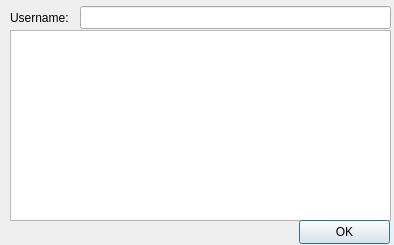
Old version of the form UserInfoDialog.ui in the repository group93492/chat-client.
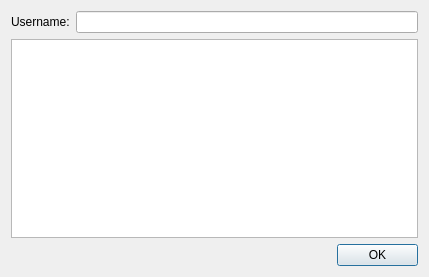
New version of the form.

Commit message: Added user info messages and handlers for them

What changed in the file:
```diff
--- a/UserInfoDialog.ui
+++ b/UserInfoDialog.ui
@@ -6,65 +6,72 @@
    <rect>
     <x>0</x>
     <y>0</y>
-    <width>394</width>
-    <height>245</height>
+    <width>429</width>
+    <height>277</height>
    </rect>
   </property>
   <property name="windowTitle">
    <string>Dialog</string>
   </property>
-  <widget class="QTextEdit" name="textEdit">
-   <property name="geometry">
-    <rect>
-     <x>10</x>
-     <y>30</y>
-     <width>381</width>
-     <height>191</height>
-    </rect>
-   </property>
-   <property name="readOnly">
-    <bool>true</bool>
-   </property>
-  </widget>
-  <widget class="QPushButton" name="pushButton">
-   <property name="geometry">
-    <rect>
-     <x>299</x>
-     <y>220</y>
-     <width>91</width>
-     <height>24</height>
-    </rect>
-   </property>
-   <property name="text">
-    <string>OK</string>
-   </property>
-  </widget>
-  <widget class="QLabel" name="usernameLabel">
-   <property name="geometry">
-    <rect>
-     <x>10</x>
-     <y>10</y>
-     <width>71</width>
-     <height>16</height>
-    </rect>
-   </property>
-   <property name="text">
-    <string>Username:</string>
-   </property>
-  </widget>
-  <widget class="QLineEdit" name="lineEdit">
-   <property name="geometry">
-    <rect>
-     <x>80</x>
-     <y>6</y>
-     <width>311</width>
-     <height>23</height>
-    </rect>
-   </property>
-   <property name="readOnly">
-    <bool>true</bool>
-   </property>
-  </widget>
+  <layout class="QHBoxLayout" name="horizontalLayout">
+   <item>
+    <layout class="QVBoxLayout" name="generalLayout" stretch="1,7,1">
+     <item>
+      <layout class="QHBoxLayout" name="usernameLayout">
+       <item>
+        <widget class="QLabel" name="usernameLabel">
+         <property name="text">
+          <string>Username:</string>
+         </property>
+        </widget>
+       </item>
+       <item>
+        <widget class="QLineEdit" name="usernameEdit">
+         <property name="readOnly">
+          <bool>true</bool>
+         </property>
+        </widget>
+       </item>
+      </layout>
+     </item>
+     <item>
+      <layout class="QHBoxLayout" name="infoLayout">
+       <item>
+        <widget class="QTextEdit" name="infoEdit">
+         <property name="readOnly">
+          <bool>true</bool>
+         </property>
+        </widget>
+       </item>
+      </layout>
+     </item>
+     <item>
+      <layout class="QHBoxLayout" name="buttonLayout" stretch="4,1">
+       <item>
+        <spacer name="horizontalSpacer">
+         <property name="orientation">
+          <enum>Qt::Horizontal</enum>
+         </property>
+         <property name="sizeHint" stdset="0">
+          <size>
+           <width>40</width>
+           <height>20</height>
+          </size>
+         </property>
+        </spacer>
+       </item>
+       <item>
+        <widget class="QPushButton" name="okButton">
+         <property name="text">
+          <string>OK</string>
+         </property>
+        </widget>
+       </item>
+      </layout>
+     </item>
+    </layout>
+   </item>
+  </layout>
  </widget>
  <resources/>
  <connections/>
```
The commit also changes 8 other files.
